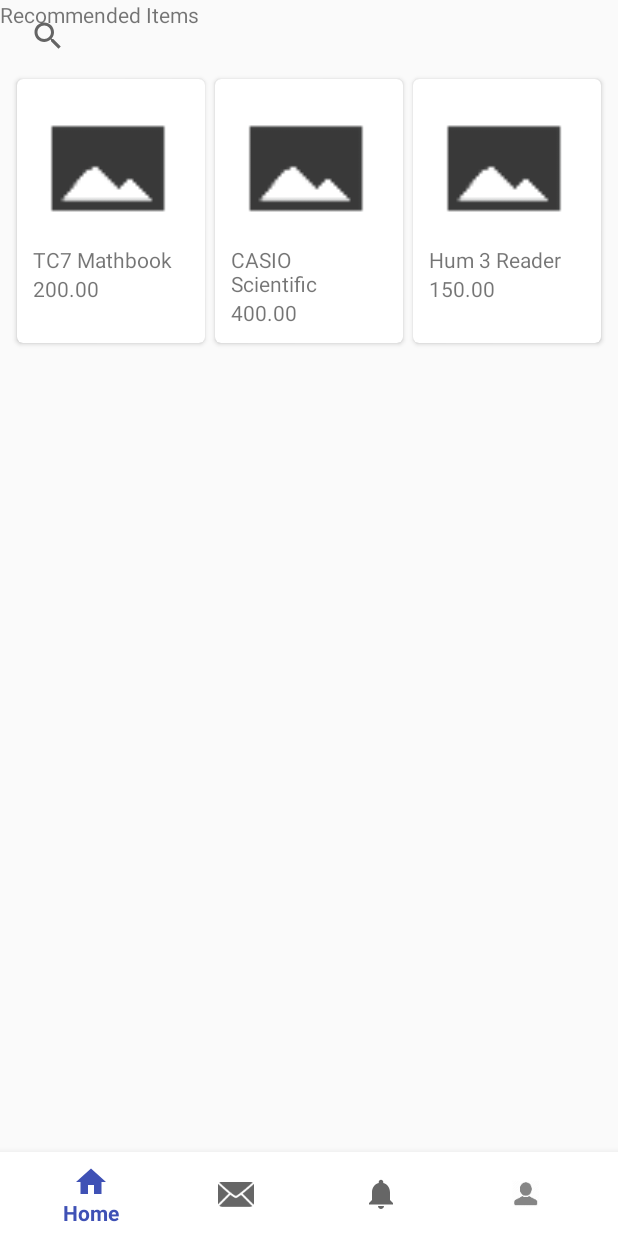
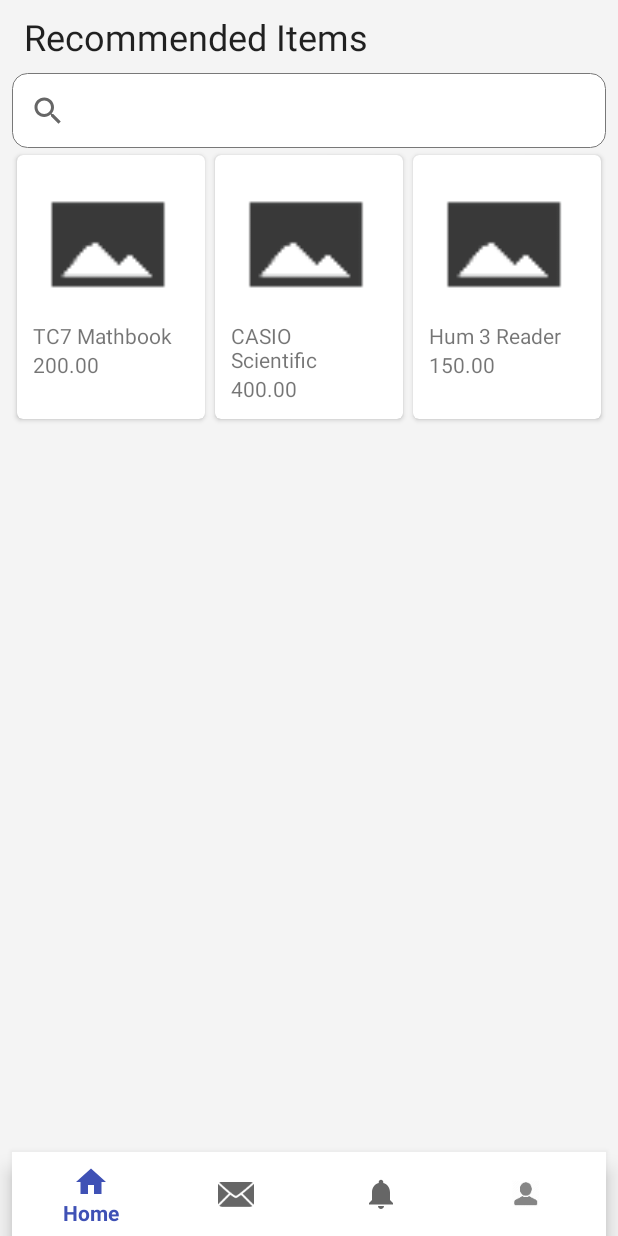
Before and after one commit to mazefernandez/uplbtrade, an Android app: the HomeActivity screen opened directly, with no data from a screen before it, on a phone screen of 412 x 824 dp. Run offline under Robolectric (Android 15) with nearby library versions, the phone set to English and light mode, and no system bars.

Commit message:
Fixed home searchview and recyclerview

```diff
--- a/app/src/main/res/layout/activity_home.xml
+++ b/app/src/main/res/layout/activity_home.xml
@@ -4,24 +4,35 @@
     xmlns:tools="http://schemas.android.com/tools"
     android:layout_width="match_parent"
     android:layout_height="match_parent"
+    android:background="@color/background"
     tools:context=".activities.HomeActivity">
 
     <TextView
+        android:id="@+id/recommended"
         android:layout_width="wrap_content"
         android:layout_height="wrap_content"
-        android:text="Recommended Items"/>
+        android:layout_marginLeft="8dp"
+        android:layout_marginStart="8dp"
+        android:layout_marginTop="8dp"
+        android:text="@string/recommended"
+        android:textAppearance="@style/TextAppearance.AppCompat.Headline"
+        app:layout_constraintStart_toStartOf="@+id/home_search"
+        app:layout_constraintTop_toTopOf="parent" />
 
     <SearchView
         android:id="@+id/home_search"
         android:layout_width="match_parent"
-        android:layout_height="wrap_content"
+        android:layout_height="50dp"
         android:layout_marginEnd="8dp"
         android:layout_marginLeft="8dp"
         android:layout_marginRight="8dp"
         android:layout_marginStart="8dp"
+        android:layout_marginTop="8dp"
+        android:background="@drawable/border"
         android:queryHint="@string/search"
         app:layout_constraintEnd_toEndOf="parent"
-        app:layout_constraintStart_toStartOf="parent" />
+        app:layout_constraintStart_toStartOf="parent"
+        app:layout_constraintTop_toBottomOf="@+id/recommended" />
     <Button
         android:id="@+id/sign_out"
         android:layout_width="80dp"
@@ -51,6 +62,11 @@
         android:id="@+id/navigation"
         android:layout_width="match_parent"
         android:layout_height="wrap_content"
+        android:layout_marginEnd="8dp"
+        android:layout_marginLeft="8dp"
+        android:layout_marginRight="8dp"
+        android:layout_marginStart="8dp"
+        android:layout_marginTop="8dp"
         android:background="#ffffff"
         android:foregroundGravity="bottom"
         app:layout_constraintBottom_toBottomOf="parent"
--- a/app/src/main/res/values/strings.xml
+++ b/app/src/main/res/values/strings.xml
@@ -17,4 +17,5 @@
     <string name="save">Save</string>
     <string name="contact_number">Contact Number</string>
     <string name="search">Search items</string>
+    <string name="recommended">Recommended Items</string>
 </resources>
```
